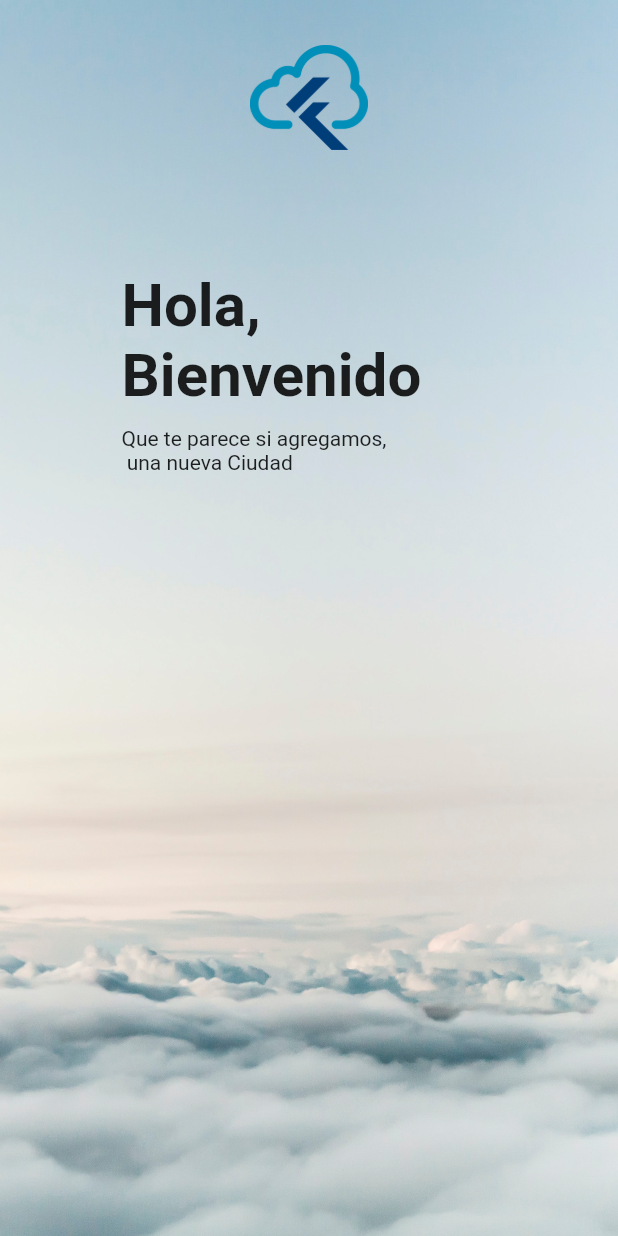
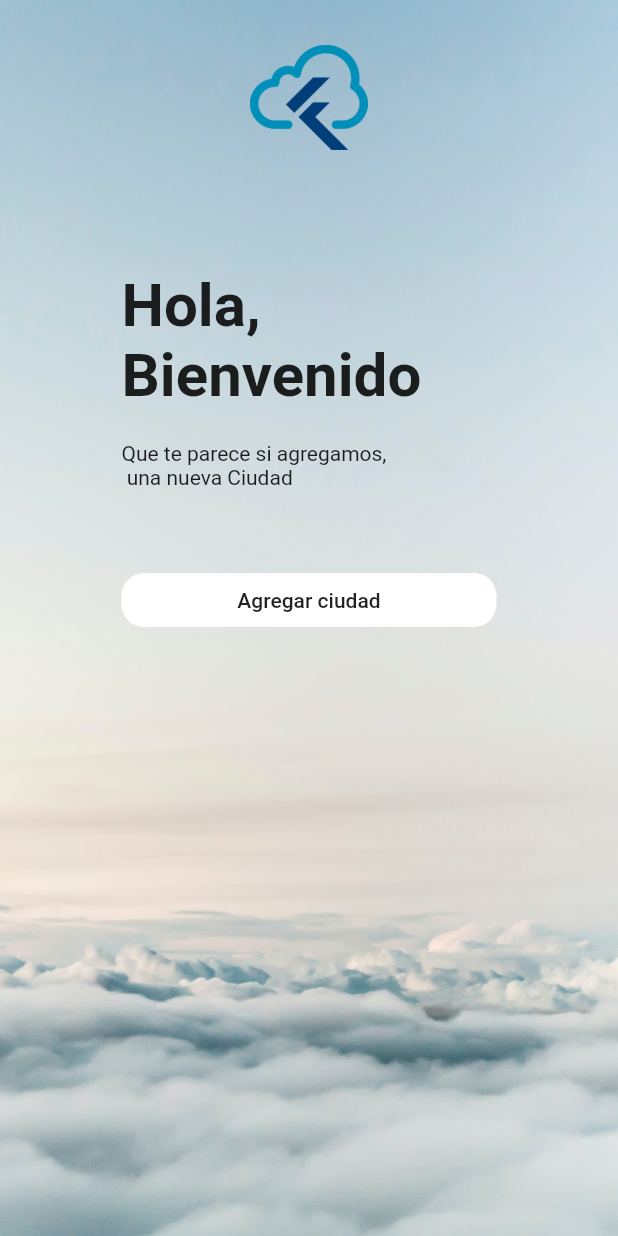
Before and after one commit to olsmca/weatherflutter, a Flutter app: the screen it shows after launch, on a phone screen of 412 x 824 dp. Run offline on Flutter 3.47's test engine with Material 2 defaults, Android fonts, the phone set to English and light mode, and no system bars.

Commit message:
add navigation to cities from home

```diff
--- a/lib/ui/home_page.dart
+++ b/lib/ui/home_page.dart
@@ -1,6 +1,13 @@
 import 'package:flutter/material.dart';
+import 'package:weatherflutter/ui/cities/cities_page.dart';
 
 class HomePage extends StatelessWidget {
+  void handleNavigatePress(BuildContext context) {
+    Navigator.of(context).push(
+      MaterialPageRoute(builder: (_) => CitiesPage()),
+    );
+  }
+
   Widget build(BuildContext context) {
     return Scaffold(
         body: Stack(
@@ -33,10 +40,21 @@ class HomePage extends StatelessWidget {
                       style:
                           TextStyle(fontSize: 40, fontWeight: FontWeight.bold)),
                   const SizedBox(
-                    height: 10,
+                    height: 20,
                   ),
                   Text('Que te parece si agregamos, \n una nueva Ciudad',
-                      textAlign: TextAlign.start)
+                      textAlign: TextAlign.start),
+                  const SizedBox(
+                    height: 50,
+                  ),
+                  RaisedButton(
+                    color: Colors.white,
+                    elevation: 0,
+                    shape: RoundedRectangleBorder(
+                        borderRadius: BorderRadius.circular(15)),
+                    child: Text('Agregar ciudad'),
+                    onPressed: () => handleNavigatePress(context),
+                  )
                 ]),
           ),
         ))
```
Also changed, not shown: lib/ui/cities/cities_page.dart (added, +7 -0 lines).
